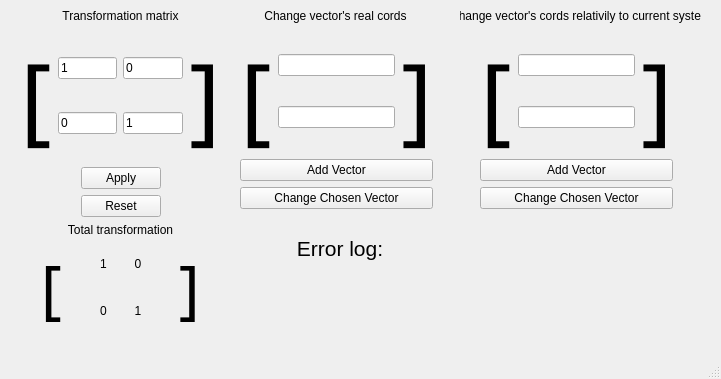
First picture: the form in main_window.ui, repository Dmitry315/LinearAlgebraViewer, before the edit.
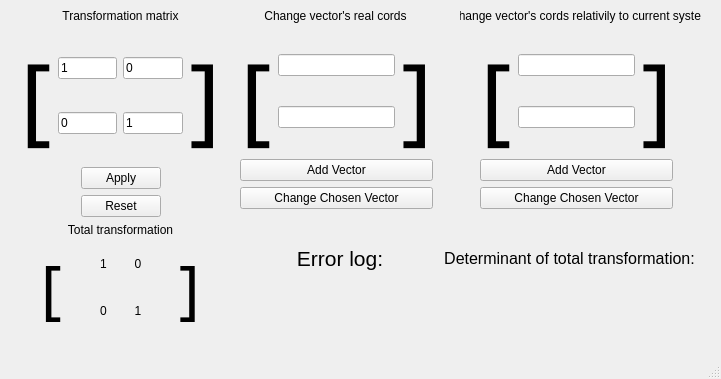
Second picture: the form after the edit.

Commit message: add determinant calculating

```diff
--- a/main_window.ui
+++ b/main_window.ui
@@ -454,7 +454,7 @@
     <property name="geometry">
      <rect>
       <x>260</x>
-      <y>230</y>
+      <y>240</y>
       <width>160</width>
       <height>80</height>
      </rect>
@@ -487,6 +487,43 @@
      </item>
     </layout>
    </widget>
+   <widget class="QWidget" name="gridLayoutWidget_3">
+    <property name="geometry">
+     <rect>
+      <x>440</x>
+      <y>240</y>
+      <width>259</width>
+      <height>80</height>
+     </rect>
+    </property>
+    <layout class="QGridLayout" name="gridLayout_11">
+     <item row="1" column="0">
+      <widget class="QLabel" name="determinant">
+       <property name="text">
+        <string/>
+       </property>
+       <property name="alignment">
+        <set>Qt::AlignCenter</set>
+       </property>
+      </widget>
+     </item>
+     <item row="0" column="0">
+      <widget class="QLabel" name="label_14">
+       <property name="font">
+        <font>
+         <pointsize>12</pointsize>
+        </font>
+       </property>
+       <property name="text">
+        <string>Determinant of total transformation:</string>
+       </property>
+       <property name="alignment">
+        <set>Qt::AlignCenter</set>
+       </property>
+      </widget>
+     </item>
+    </layout>
+   </widget>
   </widget>
   <widget class="QMenuBar" name="menubar">
    <property name="geometry">
```
The commit also changes 2 other files.
